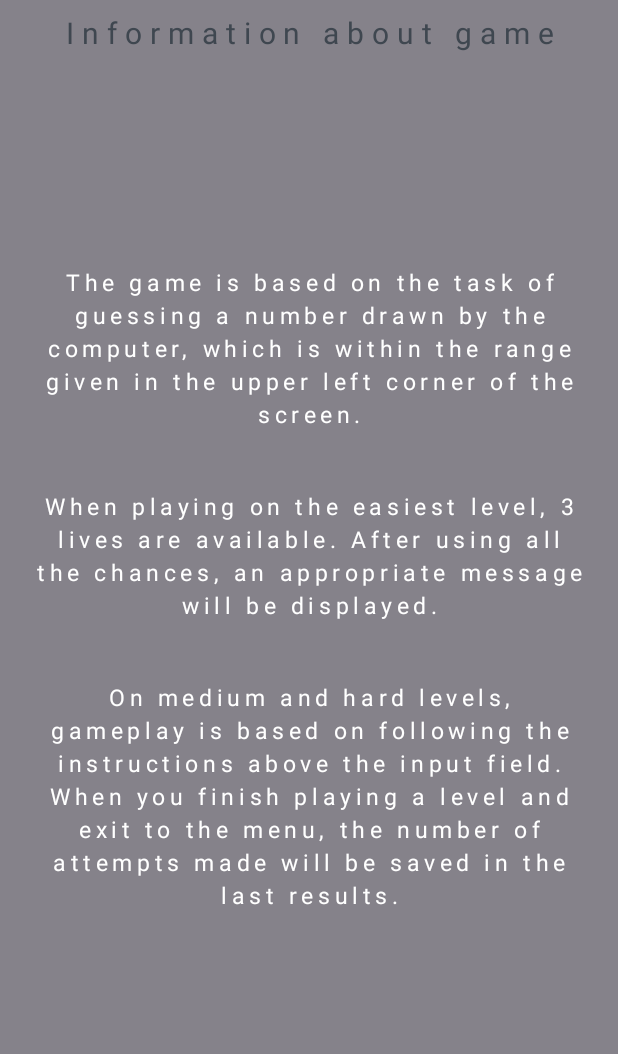
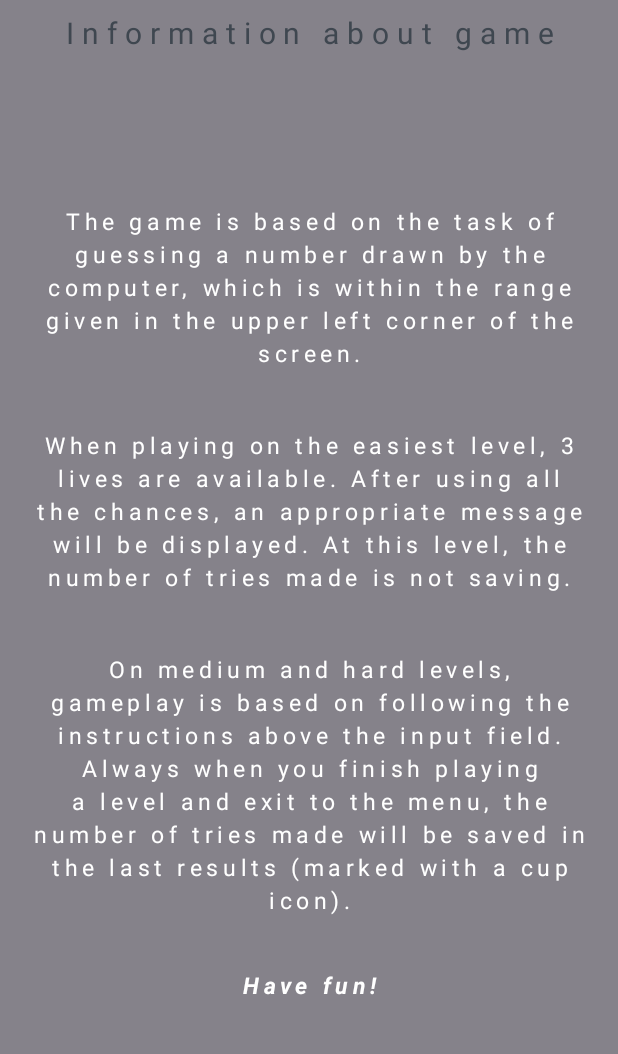
Before and after one commit to mateuszkonecki/guessTheNumber, an Android app: the GameInfoActivity screen opened directly, with no data from a screen before it, on a phone screen of 412 x 824 dp, the part 113-1167 px from its top. Run offline under Robolectric (Android 15) with nearby library versions, the phone set to English and light mode, and no system bars.

Commit message:
GuessTheNumberApp

```diff
--- /dev/null
+++ b/app/src/debug/res/mipmap-anydpi-v26/ic_launcher.xml
@@ -0,0 +1,5 @@
+<?xml version="1.0" encoding="utf-8"?>
+<adaptive-icon xmlns:android="http://schemas.android.com/apk/res/android">
+    <background android:drawable="@color/ic_launcher_background"/>
+    <foreground android:drawable="@mipmap/ic_launcher_foreground"/>
+</adaptive-icon>
--- a/app/src/main/res/layout-land/activity_game_info.xml
+++ b/app/src/main/res/layout-land/activity_game_info.xml
@@ -38,18 +38,33 @@
         app:layout_constraintWidth_percent="1" />
 
     <TextView
+        android:id="@+id/textView9"
         android:layout_width="wrap_content"
         android:layout_height="wrap_content"
+        android:layout_marginTop="20dp"
         android:letterSpacing="0.2"
         android:lineHeight="22dp"
-        android:padding="40dp"
+        android:padding="15dp"
         android:text="@string/horizontalGameDescription"
         android:textColor="@color/white"
         android:textSize="15sp"
-        app:layout_constraintBottom_toBottomOf="parent"
         app:layout_constraintEnd_toEndOf="parent"
+        app:layout_constraintHorizontal_bias="0.0"
         app:layout_constraintStart_toStartOf="parent"
         app:layout_constraintTop_toBottomOf="@+id/textView5" />
 
+    <TextView
+        android:id="@+id/textView4"
+        android:layout_width="match_parent"
+        android:layout_height="wrap_content"
+        android:letterSpacing="0.2"
+        android:text="@string/haveFunText"
+        android:textAlignment="center"
+        android:textColor="@color/white"
+        android:textSize="15sp"
+        android:textStyle="bold|italic"
+        app:layout_constraintEnd_toEndOf="parent"
+        app:layout_constraintStart_toStartOf="parent"
+        app:layout_constraintTop_toBottomOf="@+id/textView9" />
 
 </androidx.constraintlayout.widget.ConstraintLayout>
--- a/app/src/main/res/layout/activity_game_info.xml
+++ b/app/src/main/res/layout/activity_game_info.xml
@@ -34,9 +34,10 @@
         android:textAlignment="center"
         android:textColor="#3F4750"
         android:textSize="20sp"
+        app:layout_constraintEnd_toEndOf="parent"
+        app:layout_constraintStart_toStartOf="parent"
         app:layout_constraintTop_toBottomOf="@+id/textView"
-        app:layout_constraintWidth_percent="1"
-        tools:layout_editor_absoluteX="0dp" />
+        app:layout_constraintWidth_percent="1" />
 
     <TextView
         android:id="@+id/textView7"
@@ -82,9 +83,26 @@
         android:textAlignment="center"
         android:textColor="@color/white"
         android:textSize="15sp"
-        app:layout_constraintBottom_toBottomOf="parent"
+        app:layout_constraintBottom_toTopOf="@+id/textView4"
         app:layout_constraintEnd_toEndOf="parent"
         app:layout_constraintStart_toStartOf="parent"
         app:layout_constraintTop_toBottomOf="@+id/textView6" />
 
+    <TextView
+        android:id="@+id/textView4"
+        android:layout_width="match_parent"
+        android:layout_height="wrap_content"
+        android:layout_marginTop="15dp"
+        android:letterSpacing="0.2"
+        android:text="@string/haveFunText"
+        android:textAlignment="center"
+        android:textColor="@color/white"
+        android:textSize="15sp"
+        android:textStyle="bold|italic"
+        app:layout_constraintBottom_toBottomOf="parent"
+        app:layout_constraintEnd_toEndOf="parent"
+        app:layout_constraintHorizontal_bias="0.0"
+        app:layout_constraintStart_toStartOf="parent"
+        app:layout_constraintTop_toBottomOf="@+id/textView8" />
+
 </androidx.constraintlayout.widget.ConstraintLayout>
--- a/app/src/main/res/values/strings.xml
+++ b/app/src/main/res/values/strings.xml
@@ -46,12 +46,14 @@
 
     <string name="infoHello">Information about game</string>
     <string name="gameDescription1">The game is based on the task of guessing a number drawn by the computer, which is within the range given in the upper left corner of the screen.</string>
-    <string name="gameDescription2">When playing on the easiest level, 3 lives are available. After using all the chances, an appropriate message will be displayed.</string>
-    <string name="gameDescription3">On medium and hard levels, gameplay is based on following the instructions above the input field. When you finish playing a level and exit to the menu, the number of attempts made will be saved in the last results.</string>
+    <string name="gameDescription2">When playing on the easiest level, 3 lives are available. After using all the chances, an appropriate message will be displayed. At this level, the number of tries made is not saving.</string>
+    <string name="gameDescription3">On medium and hard levels, gameplay is based on following the instructions above the input field. Always when you finish playing a level and exit to the menu, the number of tries made will be saved in the last results (marked with a cup icon).</string>
 
     <string name="horizontalGameDescription">The game is based on the task of guessing a number drawn by the computer, which is within the range given in the upper left corner of the screen.
 
 When playing on the easiest level, 3 lives are available. After using all the chances, an appropriate message will be displayed.
 
-On medium and hard levels, gameplay is based on following the instructions above the input field. When you finish playing a level and exit to the menu, the number of attempts made will be saved in the last results.</string>
+On medium and hard levels, gameplay is based on following the instructions above the input field. Always when you finish playing a level and exit to the menu, the number of tries made will be saved in the last results (marked with a cup icon).</string>
+
+    <string name="haveFunText">Have fun!</string>
 </resources>
```
Also changed, not shown: app/src/debug/res/mipmap-hdpi/ic_launcher.png (added), app/src/debug/res/mipmap-mdpi/ic_launcher.png (added), app/src/debug/res/mipmap-xhdpi/ic_launcher.png (added), app/src/debug/res/mipmap-xxhdpi/ic_launcher.png (added), app/src/debug/res/mipmap-xxxhdpi/ic_launcher.png (added), app/src/main/res/drawable/icon.png (added), 1 other file.
